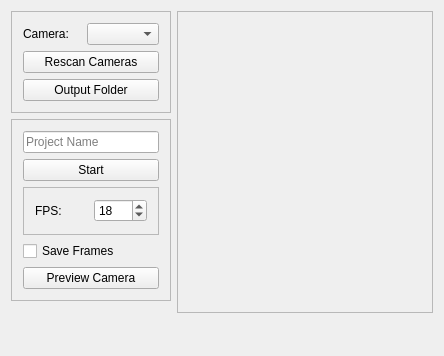
This is src/forms/mainwindow.ui in vale981/Taevitas as Qt 5 draws it before an edit. The edited form follows.
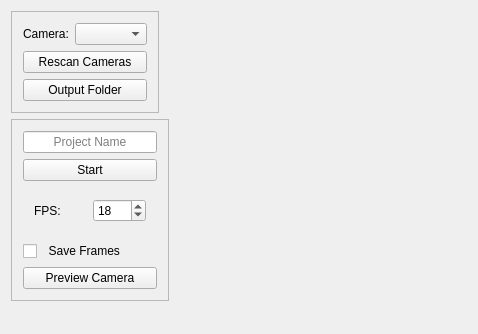
This is the edited form.

Diff of the .ui file:
```diff
--- a/src/forms/mainwindow.ui
+++ b/src/forms/mainwindow.ui
@@ -6,96 +6,25 @@
    <rect>
     <x>0</x>
     <y>0</y>
-    <width>434</width>
-    <height>356</height>
+    <width>478</width>
+    <height>334</height>
    </rect>
   </property>
   <property name="windowTitle">
    <string>Taevitas</string>
   </property>
   <widget class="QWidget" name="centralWidget">
-   <layout class="QGridLayout" name="mainLayout">
-    <property name="sizeConstraint">
-     <enum>QLayout::SetFixedSize</enum>
-    </property>
-    <item row="0" column="0">
-     <widget class="QFrame" name="frame_2">
-      <property name="minimumSize">
-       <size>
-        <width>160</width>
-        <height>0</height>
-       </size>
-      </property>
-      <property name="maximumSize">
-       <size>
-        <width>160</width>
-        <height>128</height>
-       </size>
-      </property>
-      <property name="frameShape">
-       <enum>QFrame::StyledPanel</enum>
-      </property>
-      <property name="frameShadow">
-       <enum>QFrame::Raised</enum>
-      </property>
-      <layout class="QGridLayout" name="gridLayout_2">
-       <item row="0" column="1">
-        <widget class="QComboBox" name="cameraSelector">
-         <property name="editable">
-          <bool>false</bool>
-         </property>
-         <property name="currentText">
-          <string/>
-         </property>
-        </widget>
-       </item>
-       <item row="0" column="0">
-        <widget class="QLabel" name="label">
-         <property name="text">
-          <string>Camera:</string>
-         </property>
-        </widget>
-       </item>
-       <item row="2" column="0" colspan="2">
-        <widget class="QPushButton" name="pushButton_2">
-         <property name="text">
-          <string>Output Folder</string>
-         </property>
-        </widget>
-       </item>
-       <item row="1" column="0" colspan="2">
-        <widget class="QPushButton" name="camScanButton">
-         <property name="text">
-          <string>Rescan Cameras</string>
-         </property>
-        </widget>
-       </item>
-      </layout>
-     </widget>
-    </item>
-    <item row="0" column="1" rowspan="4">
-     <widget class="QGraphicsView" name="preview_widget">
-      <property name="enabled">
-       <bool>false</bool>
-      </property>
-     </widget>
-    </item>
+   <layout class="QGridLayout" name="gridLayout">
     <item row="1" column="0">
      <widget class="QFrame" name="recOptions">
       <property name="enabled">
        <bool>true</bool>
       </property>
-      <property name="minimumSize">
-       <size>
-        <width>160</width>
-        <height>0</height>
-       </size>
-      </property>
-      <property name="maximumSize">
-       <size>
-        <width>160</width>
-        <height>210</height>
-       </size>
+      <property name="sizePolicy">
+       <sizepolicy hsizetype="Fixed" vsizetype="Fixed">
+        <horstretch>0</horstretch>
+        <verstretch>0</verstretch>
+       </sizepolicy>
       </property>
       <property name="frameShape">
        <enum>QFrame::StyledPanel</enum>
@@ -106,6 +35,9 @@
       <layout class="QVBoxLayout" name="verticalLayout">
        <item>
         <widget class="QLineEdit" name="projectName">
+         <property name="alignment">
+          <set>Qt::AlignCenter</set>
+         </property>
          <property name="placeholderText">
           <string>Project Name</string>
          </property>
@@ -130,7 +62,7 @@
           </size>
          </property>
          <property name="frameShape">
-          <enum>QFrame::StyledPanel</enum>
+          <enum>QFrame::NoFrame</enum>
          </property>
          <property name="frameShadow">
           <enum>QFrame::Raised</enum>
@@ -156,7 +88,7 @@
        <item>
         <widget class="QCheckBox" name="checkBox">
          <property name="text">
-          <string>Save Frames</string>
+          <string>  Save Frames</string>
          </property>
         </widget>
        </item>
@@ -173,6 +105,75 @@
       </layout>
      </widget>
     </item>
+    <item row="0" column="0">
+     <widget class="QFrame" name="frame_2">
+      <property name="sizePolicy">
+       <sizepolicy hsizetype="Fixed" vsizetype="Fixed">
+        <horstretch>0</horstretch>
+        <verstretch>0</verstretch>
+       </sizepolicy>
+      </property>
+      <property name="frameShape">
+       <enum>QFrame::StyledPanel</enum>
+      </property>
+      <property name="frameShadow">
+       <enum>QFrame::Raised</enum>
+      </property>
+      <layout class="QGridLayout" name="gridLayout_2">
+       <item row="0" column="1">
+        <widget class="QComboBox" name="cameraSelector">
+         <property name="editable">
+          <bool>false</bool>
+         </property>
+         <property name="currentText">
+          <string/>
+         </property>
+        </widget>
+       </item>
+       <item row="0" column="0">
+        <widget class="QLabel" name="label">
+         <property name="text">
+          <string>Camera:</string>
+         </property>
+        </widget>
+       </item>
+       <item row="1" column="0" colspan="2">
+        <widget class="QPushButton" name="camScanButton">
+         <property name="text">
+          <string>Rescan Cameras</string>
+         </property>
+        </widget>
+       </item>
+       <item row="2" column="0" colspan="2">
+        <widget class="QPushButton" name="pushButton_2">
+         <property name="text">
+          <string>Output Folder</string>
+         </property>
+        </widget>
+       </item>
+      </layout>
+     </widget>
+    </item>
+    <item row="2" column="0">
+     <spacer name="verticalSpacer">
+      <property name="orientation">
+       <enum>Qt::Vertical</enum>
+      </property>
+      <property name="sizeHint" stdset="0">
+       <size>
+        <width>20</width>
+        <height>40</height>
+       </size>
+      </property>
+     </spacer>
+    </item>
+    <item row="0" column="1" rowspan="2">
+     <widget class="QLabel" name="preview_widget">
+      <property name="text">
+       <string/>
+      </property>
+     </widget>
+    </item>
    </layout>
   </widget>
  </widget>
```
